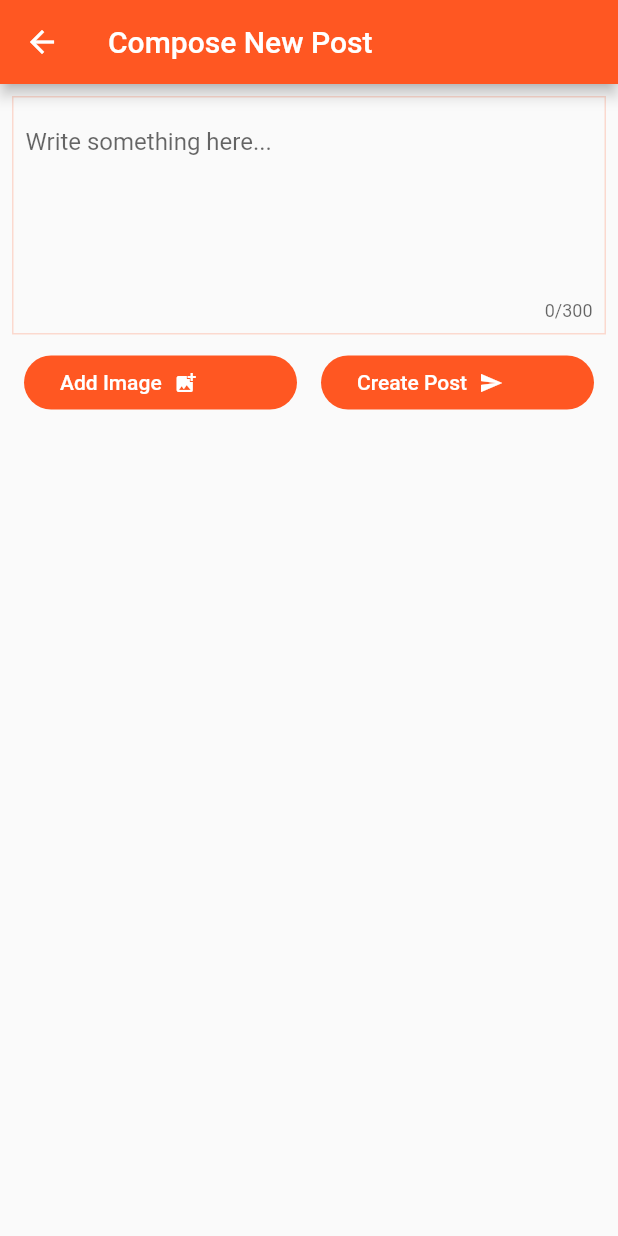
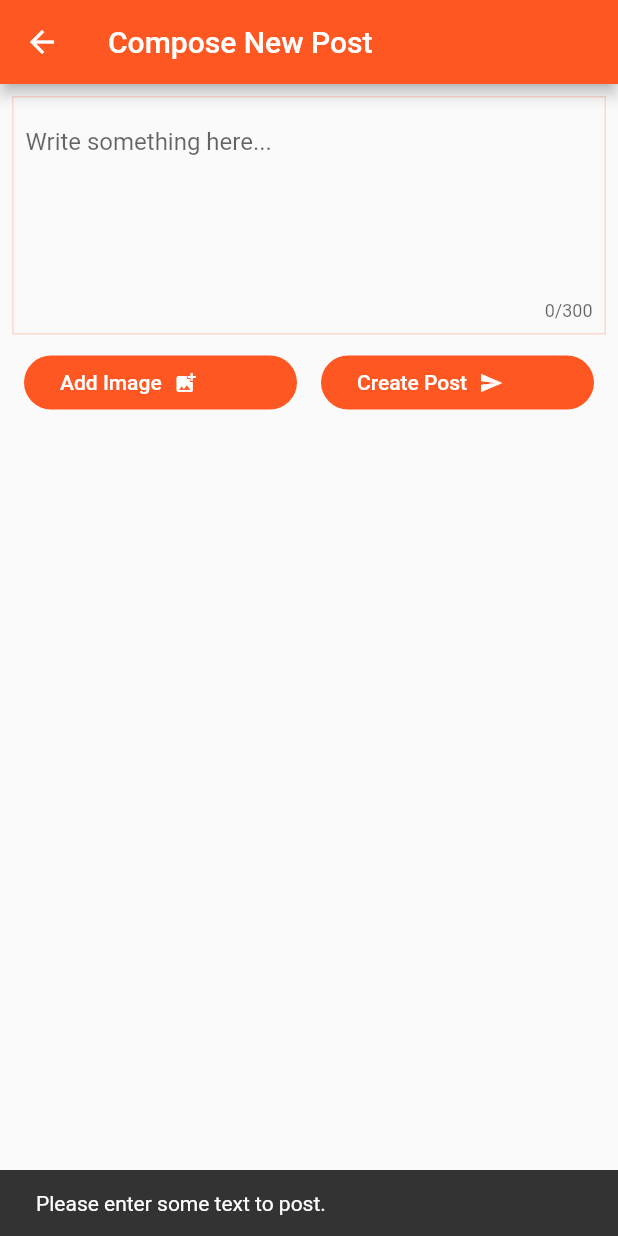
Before and after one commit to cogent-demon/flutter_feedly, a Flutter app: the CreatePage screen opened directly, after a tap on "Create Post", on a phone screen of 412 x 824 dp. Run offline on Flutter 3.47's test engine with Material 2 defaults, Android fonts, the phone set to English and light mode, and no system bars; our stand-ins replace cloud_firestore, firebase_auth; accounts and stored records are empty.

Commit message:
Added text post creation

```diff
--- a/lib/pages/create.dart
+++ b/lib/pages/create.dart
@@ -1,3 +1,5 @@
+import 'package:cloud_firestore/cloud_firestore.dart';
+import 'package:firebase_auth/firebase_auth.dart';
 import 'package:flutter/material.dart';
 
 class CreatePage extends StatefulWidget {
@@ -6,9 +8,61 @@ class CreatePage extends StatefulWidget {
 }
 
 class _CreatePageState extends State<CreatePage> {
+  TextEditingController _postTextController = TextEditingController(text: "");
+  GlobalKey<ScaffoldState> _key = GlobalKey<ScaffoldState>();
+  Firestore _firestore = Firestore.instance;
+  FirebaseAuth _firebaseAuth = FirebaseAuth.instance;
+  String user_uid;
+  String user_display_name;
+
+  _post() async {
+    if (_postTextController.text.trim().length == 0) {
+      _key.currentState.showSnackBar(
+          SnackBar(content: Text("Please enter some text to post.")));
+
+      return;
+    }
+
+    try {
+      await _firestore.collection("posts").add({
+        "text": _postTextController.text.trim(),
+        "owner_name": user_display_name,
+        "owner": user_uid,
+        "created": DateTime.now(),
+        "likes": {},
+        "likes_count": 0,
+        "comments_count": 0,
+      });
+
+      _key.currentState.showSnackBar((SnackBar(
+        content: Text("Post created successfully."),
+      )));
+
+      Future.delayed(Duration(seconds: 1), () {
+        Navigator.pop(context);
+      });
+    } catch (ex) {
+      print(ex);
+      _key.currentState.showSnackBar((SnackBar(
+        content: Text(ex.toString()),
+      )));
+    }
+  }
+
+  @override
+  void initState() {
+    super.initState();
+
+    _firebaseAuth.currentUser().then((FirebaseUser user) {
+      user_uid = user.uid;
+      user_display_name = user.displayName;
+    });
+  }
+
   @override
   Widget build(BuildContext context) {
     return Scaffold(
+      key: _key,
       appBar: AppBar(
         title: Text("Compose New Post"),
       ),
@@ -24,6 +78,7 @@ class _CreatePageState extends State<CreatePage> {
                 ),
               ),
               child: TextField(
+                controller: _postTextController,
                 maxLines: 5,
                 maxLength: 300,
                 decoration: InputDecoration(
@@ -79,7 +134,9 @@ class _CreatePageState extends State<CreatePage> {
                       ),
                       splashColor: Colors.deepOrange,
                       color: Colors.deepOrange,
-                      onPressed: () {},
+                      onPressed: () {
+                        _post();
+                      },
                       child: Row(
                         children: <Widget>[
                           Padding(
--- a/pubspec.yaml
+++ b/pubspec.yaml
@@ -20,6 +20,7 @@ dependencies:
   flutter:
     sdk: flutter
   firebase_auth: ^0.10.0
+  cloud_firestore: ^0.12.5+2
 
   # The following adds the Cupertino Icons font to your application.
   # Use with the CupertinoIcons class for iOS style icons.
```
Also changed, not shown: pubspec.lock, 2 other files.
